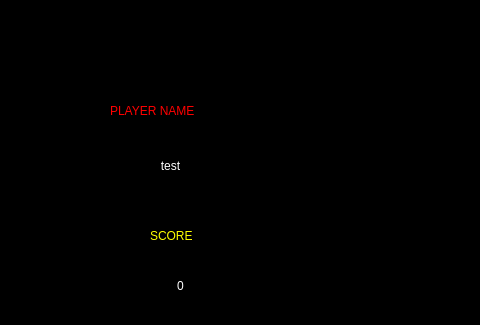
Qt form Tank-2D/winner.ui (Lucimad007/Tank-2D) before a commit; both pictures show x 0 to 480 and y 0 to 325 of the 800 by 640 pixel window.
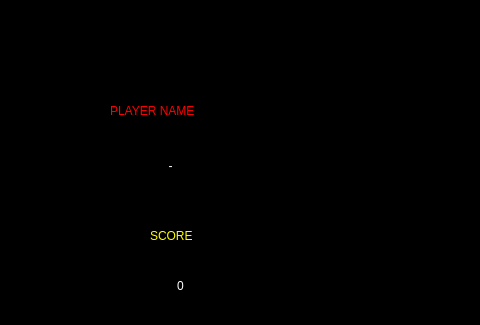
The same form after that commit.

Commit message: showing user info in winner.ui

```diff
--- a/Tank-2D/winner.ui
+++ b/Tank-2D/winner.ui
@@ -74,7 +74,7 @@
 font: 600 20pt &quot;Teko SemiBold&quot;;</string>
    </property>
    <property name="text">
-    <string>test</string>
+    <string>-</string>
    </property>
    <property name="alignment">
     <set>Qt::AlignCenter</set>
```
The commit also changes 3 other files.
